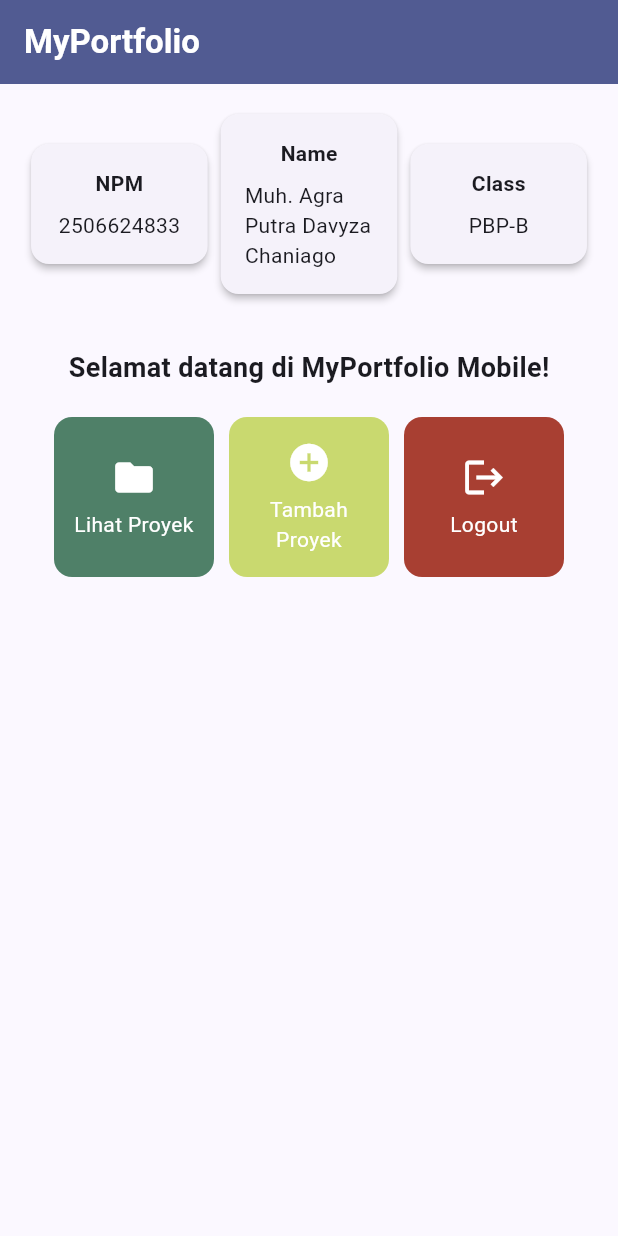
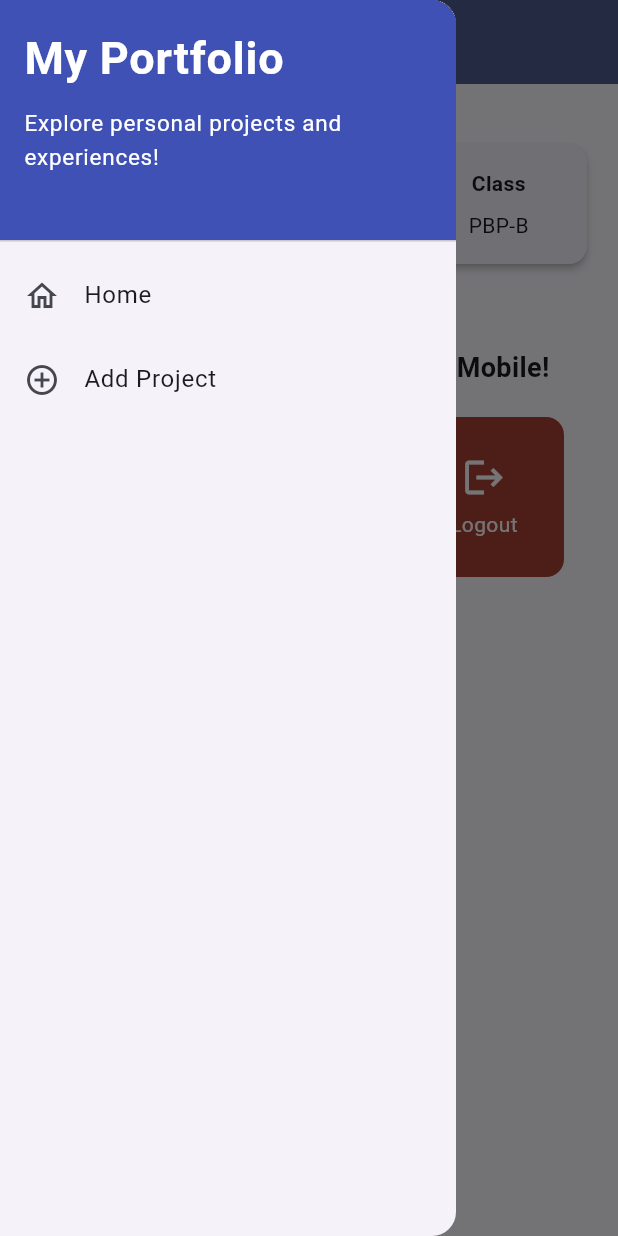
Before and after one commit to Agra-17/myportofolio_mobile, a Flutter app: the screen it shows after launch, with the side drawer open (before the commit the screen has no drawer), on a phone screen of 412 x 824 dp. Run offline on Flutter 3.47's test engine with Material 3 defaults, Android fonts, the phone set to English and light mode, and no system bars; our stand-ins replace material_ui.

Commit message:
feat: implement Tutorial 09 navigation and project form

```diff
--- a/lib/main.dart
+++ b/lib/main.dart
@@ -1,5 +1,5 @@
-import 'package:flutter/material.dart';
-import 'package:myportofolio_mobile/menu.dart';
+import 'package:material_ui/material_ui.dart';
+import 'package:myportofolio_mobile/screens/menu.dart';
 
 void main() {
   runApp(const MyApp());
--- a/lib/menu.dart
+++ b/lib/screens/menu.dart
@@ -1,4 +1,6 @@
-import 'package:flutter/material.dart';
+import 'package:material_ui/material_ui.dart';
+import 'package:myportofolio_mobile/widgets/left_drawer.dart';
+import 'package:myportofolio_mobile/widgets/project_card.dart';
 
 class MyHomePage extends StatelessWidget {
   MyHomePage({super.key});
@@ -8,8 +10,16 @@ class MyHomePage extends StatelessWidget {
   final String kelas = "PBP-B";
 
   final List<ItemHomepage> items = [
-    ItemHomepage("Lihat Proyek", Icons.folder, const Color.fromARGB(255, 79, 128, 104)),
-    ItemHomepage("Tambah Proyek", Icons.add_circle, const Color.fromARGB(255, 201, 217, 111)),
+    ItemHomepage(
+      "Lihat Proyek",
+      Icons.folder,
+      const Color.fromARGB(255, 79, 128, 104),
+    ),
+    ItemHomepage(
+      "Tambah Proyek",
+      Icons.add_circle,
+      const Color.fromARGB(255, 201, 217, 111),
+    ),
     ItemHomepage("Logout", Icons.logout, Color.fromARGB(255, 168, 63, 50)),
   ];
 
@@ -21,13 +31,12 @@ class MyHomePage extends StatelessWidget {
       appBar: AppBar(
         title: const Text(
           'MyPortfolio',
-          style: TextStyle(
-            color: Colors.white,
-            fontWeight: FontWeight.bold,
-          ),
+          style: TextStyle(color: Colors.white, fontWeight: FontWeight.bold),
         ),
         backgroundColor: Theme.of(context).colorScheme.primary,
+        iconTheme: const IconThemeData(color: Colors.white),
       ),
+      drawer: const LeftDrawer(),
       // Body halaman utama dengan padding di sekelilingnya.
       body: Padding(
         padding: const EdgeInsets.all(16.0),
@@ -103,10 +112,7 @@ class InfoCard extends StatelessWidget {
         // Menyusun teks title dan content secara vertikal.
         child: Column(
           children: [
-            Text(
-              title,
-              style: const TextStyle(fontWeight: FontWeight.bold),
-            ),
+            Text(title, style: const TextStyle(fontWeight: FontWeight.bold)),
             const SizedBox(height: 8.0),
             Text(content),
           ],
@@ -123,51 +129,3 @@ class ItemHomepage {
 
   ItemHomepage(this.name, this.icon, this.color);
 }
-
-class ItemCard extends StatelessWidget {
-  final ItemHomepage item;
-
-  const ItemCard(this.item, {super.key});
-
-  @override
-  Widget build(BuildContext context) {
-    return Material(
-      // Menggunakan warna sekunder dari skema tema aplikasi.
-      // Menggunakan warna masing-masing tombol.
-      color: item.color,
-      borderRadius: BorderRadius.circular(12),
-      child: InkWell(
-        // Aksi ketika kartu ditekan oleh pengguna.
-        onTap: () {
-          // Menampilkan SnackBar dengan pesan interaktif.
-          ScaffoldMessenger.of(context)
-            ..hideCurrentSnackBar()
-            ..showSnackBar(
-              SnackBar(content: Text("Kamu telah menekan tombol ${item.name}!"))
-            );
-        },
-        child: Container(
-          padding: const EdgeInsets.all(8),
-          child: Center(
-            child: Column(
-              mainAxisAlignment: MainAxisAlignment.center,
-              children: [
-                Icon(
-                  item.icon,
-                  color: Colors.white,
-                  size: 30.0,
-                ),
-                const Padding(padding: EdgeInsets.all(3)),
-                Text(
-                  item.name,
-                  textAlign: TextAlign.center,
-                  style: const TextStyle(color: Colors.white),
-                ),
-              ],
-            ),
-          ),
-        ),
-      ),
-    );
-  }
-}
--- /dev/null
+++ b/lib/widgets/left_drawer.dart
@@ -0,0 +1,60 @@
+import 'package:material_ui/material_ui.dart';
+import 'package:myportofolio_mobile/screens/menu.dart';
+import 'package:myportofolio_mobile/screens/project_form.dart';
+
+class LeftDrawer extends StatelessWidget {
+  const LeftDrawer({super.key});
+
+  @override
+  Widget build(BuildContext context) {
+    return Drawer(
+      child: ListView(
+        children: [
+          const DrawerHeader(
+            decoration: BoxDecoration(color: Colors.indigo),
+            child: Column(
+              crossAxisAlignment: CrossAxisAlignment.start,
+              children: [
+                Text(
+                  'My Portfolio',
+                  style: TextStyle(
+                    fontSize: 30,
+                    fontWeight: FontWeight.bold,
+                    color: Colors.white,
+                  ),
+                ),
+                SizedBox(height: 10),
+                Text(
+                  'Explore personal projects and experiences!',
+                  style: TextStyle(fontSize: 15, color: Colors.white),
+                ),
+              ],
+            ),
+          ),
+          ListTile(
+            leading: const Icon(Icons.home_outlined),
+            title: const Text('Home'),
+            onTap: () {
+              Navigator.pushReplacement(
+                context,
+                MaterialPageRoute(builder: (context) => MyHomePage()),
+              );
+            },
+          ),
+          ListTile(
+            leading: const Icon(Icons.add_circle_outline),
+            title: const Text('Add Project'),
+            onTap: () {
+              Navigator.pushReplacement(
+                context,
+                MaterialPageRoute(
+                  builder: (context) => const ProjectFormPage(),
+                ),
+              );
+            },
+          ),
+        ],
+      ),
+    );
+  }
+}
--- /dev/null
+++ b/lib/widgets/project_card.dart
@@ -0,0 +1,55 @@
+import 'package:material_ui/material_ui.dart';
+import 'package:myportofolio_mobile/screens/project_form.dart';
+import 'package:myportofolio_mobile/screens/menu.dart';
+
+class ItemCard extends StatelessWidget {
+  final ItemHomepage item;
+
+  const ItemCard(this.item, {super.key});
+
+  @override
+  Widget build(BuildContext context) {
+    return Material(
+      // Menggunakan warna sekunder dari skema tema aplikasi.
+      // Menggunakan warna masing-masing tombol.
+      color: item.color,
+      borderRadius: BorderRadius.circular(12),
+      child: InkWell(
+        // Aksi ketika kartu ditekan oleh pengguna.
+        onTap: () {
+          // Menampilkan SnackBar dengan pesan interaktif.
+          ScaffoldMessenger.of(context)
+            ..hideCurrentSnackBar()
+            ..showSnackBar(
+              SnackBar(
+                content: Text("Kamu telah menekan tombol ${item.name}!"),
+              ),
+            );
+          if (item.name == "Tambah Proyek") {
+            Navigator.push(
+              context,
+              MaterialPageRoute(builder: (context) => const ProjectFormPage()),
+            );
+          }
+        },
+        child: Container(
+          padding: const EdgeInsets.all(8),
+          child: Center(
+            child: Column(
+              mainAxisAlignment: MainAxisAlignment.center,
+              children: [
+                Icon(item.icon, color: Colors.white, size: 30.0),
+                const Padding(padding: EdgeInsets.all(3)),
+                Text(
+                  item.name,
+                  textAlign: TextAlign.center,
+                  style: const TextStyle(color: Colors.white),
+                ),
+              ],
+            ),
+          ),
+        ),
+      ),
+    );
+  }
+}
```
Also changed, not shown: lib/screens/project_form.dart (added, +201 -0 lines).
